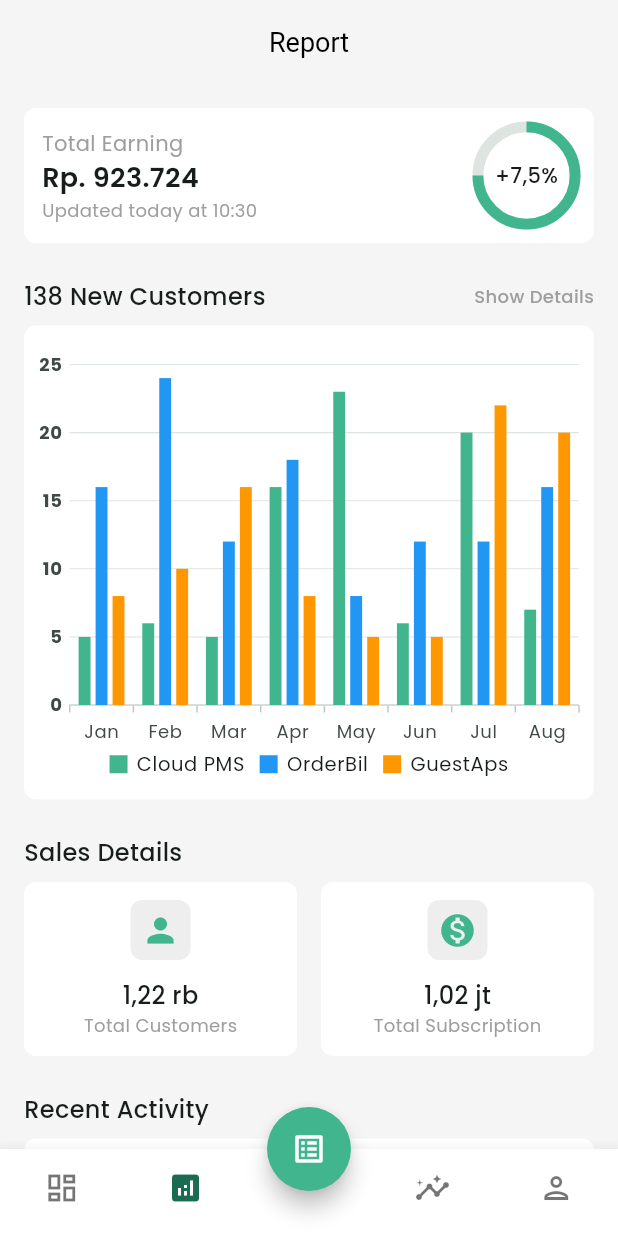
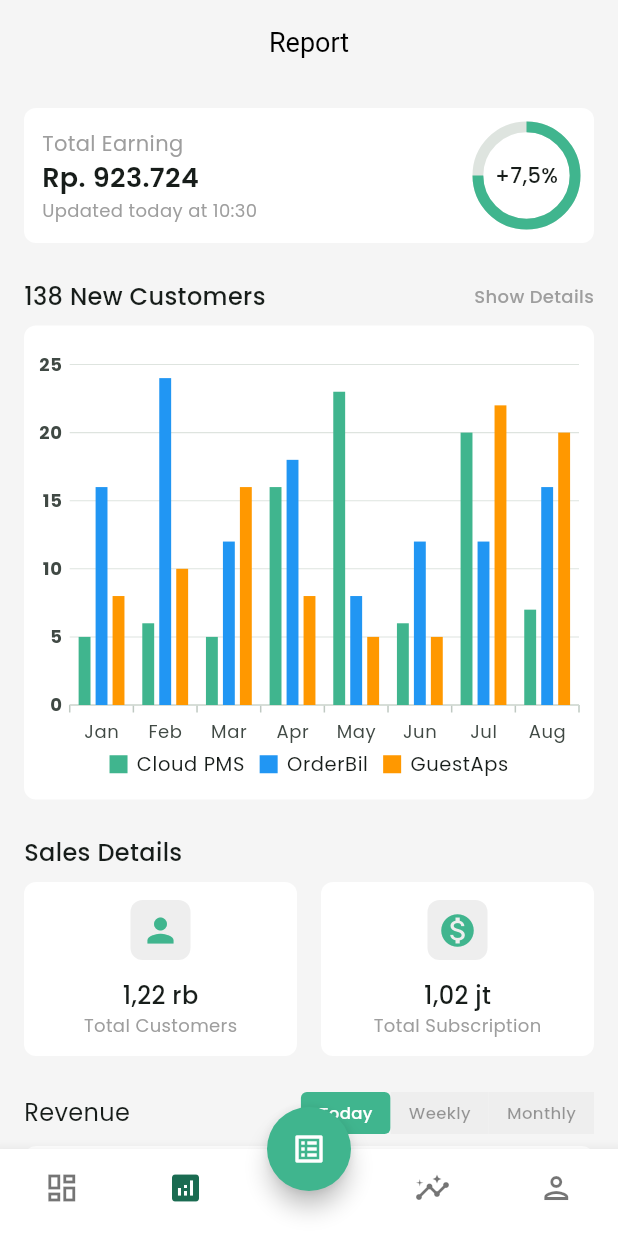
Before and after one commit to themaxsteel/insight_report_flutter, a Flutter app: the screen it shows after launch, item 2 of the bottom bar chosen, on a phone screen of 412 x 824 dp. Run offline on Flutter 3.47's test engine with Material 2 defaults, Android fonts, the phone set to English and light mode, and no system bars; drawn by our look-alikes of syncfusion_flutter_gauges; our stand-ins replace badges, bloc, equatable, flutter_bloc, google_fonts, syncfusion_flutter_charts; missing offline and left inert: flutter_web_frame.

Commit message:
revenue chart

```diff
--- a/lib/screen/insight/insight_screen_state.dart
+++ b/lib/screen/insight/components/insight_screen_state.dart
@@ -1,7 +1,7 @@
 import 'package:flutter/material.dart';
 
-import '../main/screen_state.dart';
-import 'insight_screen.dart';
+import '../../main/screen_state.dart';
+import '../insight_screen.dart';
 
 class InsightScreenState extends ScreenState {
   @override
--- a/lib/screen/main/main_cubit.dart
+++ b/lib/screen/main/main_cubit.dart
@@ -4,7 +4,7 @@ import 'package:bloc/bloc.dart';
 import 'package:insight_report/screen/main/screen_state.dart';
 
 import '../dashboard/components/dashboard_screen_state.dart';
-import '../insight/insight_screen_state.dart';
+import '../insight/components/insight_screen_state.dart';
 import '../profile/profile_screen_state.dart';
 import '../report/components/report_screen_state.dart';
 
--- /dev/null
+++ b/lib/screen/report/components/revenue_chart.dart
@@ -0,0 +1,194 @@
+import 'package:flutter/material.dart';
+import 'package:insight_report/utils/app_theme.dart';
+import 'package:insight_report/widgets/custom_dropdown_button.dart';
+import 'package:intl/intl.dart';
+import 'package:syncfusion_flutter_charts/charts.dart';
+
+import '../../../utils/utils.dart';
+
+class RevenueChart extends StatelessWidget {
+  const RevenueChart({super.key});
+
+  @override
+  Widget build(BuildContext context) {
+    return Column(
+      crossAxisAlignment: CrossAxisAlignment.start,
+      children: [
+        Row(
+          mainAxisAlignment: MainAxisAlignment.spaceBetween,
+          children: [
+            Text("Revenue", style: TextStyle(fontSize: 16)),
+            _RevenueFilter(),
+          ],
+        ),
+        SizedBox(height: 8),
+        Container(
+          padding: EdgeInsets.symmetric(vertical: 8),
+          decoration: BoxDecoration(
+            color: Colors.white,
+            borderRadius: BorderRadius.circular(8),
+          ),
+          child: SfCartesianChart(
+            series: _getDefaultPanningSeries(),
+            primaryXAxis: DateTimeAxis(
+              dateFormat: DateFormat("HH:mm"),
+              edgeLabelPlacement: EdgeLabelPlacement.shift,
+              interval: 1,
+              majorGridLines: const MajorGridLines(width: 0),
+            ),
+            primaryYAxis: NumericAxis(
+              numberFormat: NumberFormat.compactCurrency(decimalDigits: 2, symbol: '', locale: "ID_id"),
+              maximum: 15000,
+              minimum: 0,
+              interval: 3000,
+              edgeLabelPlacement: EdgeLabelPlacement.shift,
+              axisLine: const AxisLine(width: 0),
+              labelStyle: TextStyle(color: Colors.grey[800], fontWeight: FontWeight.bold),
+              majorTickLines: const MajorTickLines(color: Colors.transparent),
+            ),
+            tooltipBehavior: TooltipBehavior(
+              enable: true,
+              builder: (data, point, series, pointIndex, seriesIndex) {
+                _ChartData item = data;
+                return Container(
+                  padding: const EdgeInsets.all(8),
+                  decoration: BoxDecoration(
+                    color: Colors.black,
+                    borderRadius: BorderRadius.circular(4),
+                  ),
+                  child: Column(
+                    mainAxisSize: MainAxisSize.min,
+                    children: [
+                      Text(DateFormat("HH:mm").format(item.x), style: TextStyle(fontSize: 12, color: Colors.white)),
+                      const SizedBox(height: 2),
+                      Container(height: 0.6, width: 50, color: Colors.white),
+                      const SizedBox(height: 2),
+                      Text(
+                        "Rp. ${Utils.convertMoney(data.y)}",
+                        style: const TextStyle(fontWeight: FontWeight.w500, color: Colors.white),
+                      ),
+                    ],
+                  ),
+                );
+              },
+            ),
+          ),
+        ),
+      ],
+    );
+  }
+
+  List<AreaSeries<_ChartData, DateTime>> _getDefaultPanningSeries() {
+    List<_ChartData> chartData = [
+      _ChartData(DateTime(2023, 6, 12, 8), 2000),
+      _ChartData(DateTime(2023, 6, 12, 9), 3000),
+      _ChartData(DateTime(2023, 6, 12, 10), 5000),
+      _ChartData(DateTime(2023, 6, 12, 11), 2500),
+      _ChartData(DateTime(2023, 6, 12, 12), 6000),
+      _ChartData(DateTime(2023, 6, 12, 13), null),
+    ];
+    return <AreaSeries<_ChartData, DateTime>>[
+      AreaSeries<_ChartData, DateTime>(
+        dataSource: chartData,
+        xValueMapper: (_ChartData sales, _) => sales.x,
+        yValueMapper: (_ChartData sales, _) => sales.y,
+        borderColor: Colors.orange[100],
+        borderDrawMode: BorderDrawMode.top,
+        animationDelay: 500,
+        borderWidth: 2,
+        gradient: LinearGradient(
+          colors: <Color>[
+            Colors.transparent,
+            Colors.orange.withOpacity(0.1),
+            Colors.orange.withOpacity(0.4),
+          ],
+          stops: const <double>[0.0, 0.4, 1.0],
+          begin: Alignment.bottomCenter,
+          end: Alignment.topCenter,
+        ),
+      )
+    ];
+  }
+}
+
+class _RevenueFilter extends StatefulWidget {
+  const _RevenueFilter();
+
+  @override
+  State<_RevenueFilter> createState() => _RevenueFilterState();
+}
+
+class _RevenueFilterState extends State<_RevenueFilter> {
+  String type = "today";
+  @override
+  Widget build(BuildContext context) {
+    return Row(
+      children: [
+        _item(text: "Today", value: "today"),
+        _item(text: "Weekly", value: "weekly"),
+        _item(text: "Monthly", value: "monthly"),
+      ],
+    );
+  }
+
+  Widget _item({required String text, required String value}) {
+    return Material(
+      color: type == value ? AppTheme.primaryColor : Colors.grey[200],
+      borderRadius: type == value ? BorderRadius.circular(4) : null,
+      child: InkWell(
+        onTap: () => setState(() => type = value),
+        borderRadius: type == value ? BorderRadius.circular(4) : null,
+        child: Container(
+          padding: const EdgeInsets.symmetric(horizontal: 12, vertical: 6),
+          child: Text(
+            text,
+            style: TextStyle(
+              fontSize: 11,
+              color: type == value ? Colors.white : Colors.black38,
+              fontWeight: FontWeight.w500,
+            ),
+          ),
+        ),
+      ),
+    );
+  }
+}
+
+class _RevenueDropdown extends StatefulWidget {
+  const _RevenueDropdown();
+
+  @override
+  State<_RevenueDropdown> createState() => _RevenueDropdownState();
+}
+
+class _RevenueDropdownState extends State<_RevenueDropdown> {
+  String value = "today";
+  @override
+  Widget build(BuildContext context) {
+    return CustomDropdownButton<String>(
+      value: value,
+      items: [
+        CustomDropdownMenuItem(
+          value: "today",
+          text: "Today",
+        ),
+        CustomDropdownMenuItem(
+          value: "weekly",
+          text: "Weekly",
+        ),
+        CustomDropdownMenuItem(
+          value: "monthly",
+          text: "Monthly",
+        ),
+      ],
+      onChanged: (value) => setState(() => this.value = value!),
+    );
+  }
+}
+
+class _ChartData {
+  final DateTime x;
+  final int? y;
+
+  _ChartData(this.x, this.y);
+}
--- a/lib/screen/report/report_screen.dart
+++ b/lib/screen/report/report_screen.dart
@@ -2,6 +2,7 @@ import 'package:flutter/material.dart';
 
 import 'components/new_customer_chart.dart';
 import 'components/recent_activity_widget.dart';
+import 'components/revenue_chart.dart';
 import 'components/sales_details_widget.dart';
 import 'components/total_earning_card.dart';
 
@@ -20,6 +21,8 @@ class ReportScreen extends StatelessWidget {
         SizedBox(height: 24),
         SalesDetailsWidget(),
         SizedBox(height: 24),
+        RevenueChart(),
+        SizedBox(height: 24),
         RecentActivityWidget(),
         SizedBox(height: 24),
       ],
```
Also changed, not shown: lib/screen/insight/insight_screen.dart (+16 -49 lines), lib/widgets/custom_button.dart (added, +44 -0 lines), lib/widgets/custom_outline_button.dart (added, +47 -0 lines).
